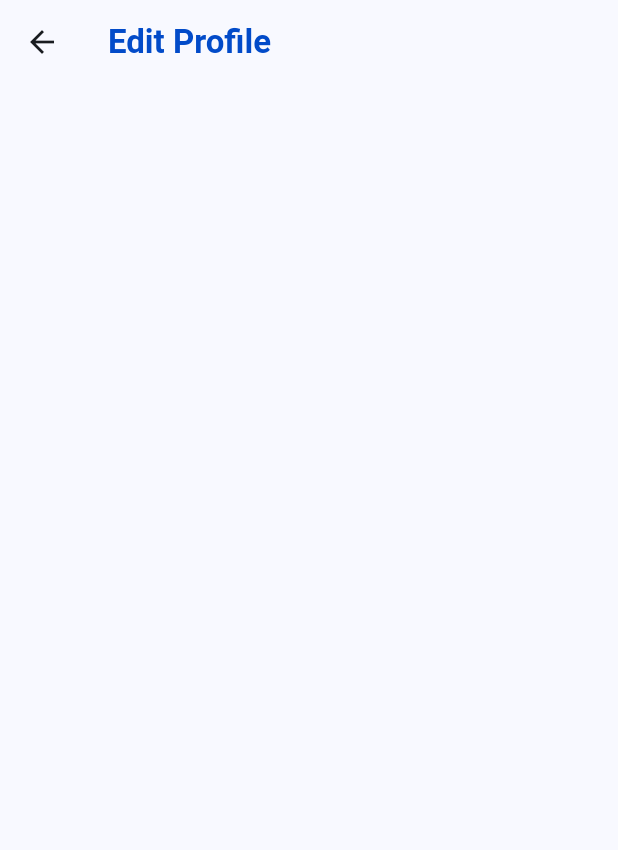
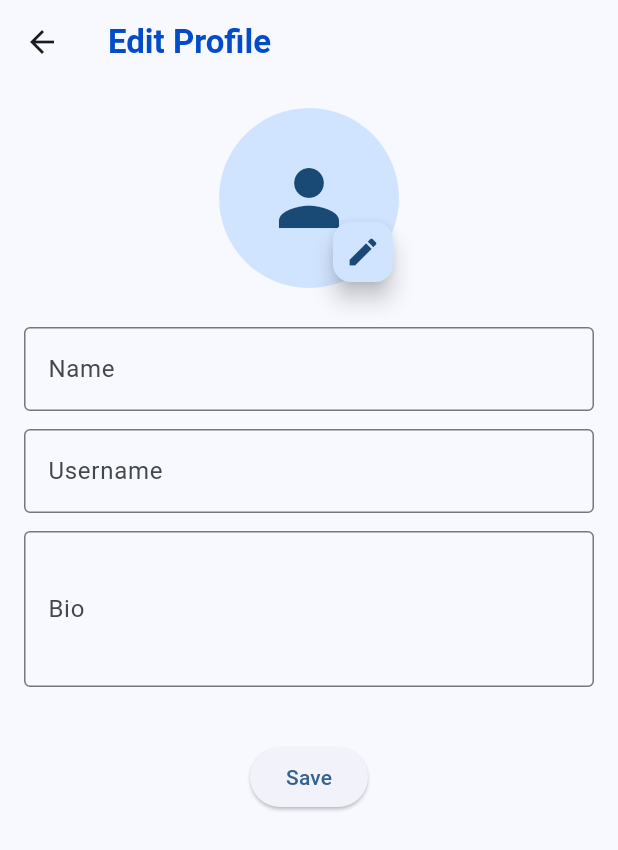
Before and after one commit to raghavj08/Shortest-Bus-Route-Finder-Recovered, a Flutter app: the EditProfile screen opened directly, on a phone screen of 412 x 824 dp. Shown: the top 850 px of the screen. Run offline on Flutter 3.47's test engine with Material 3 defaults, Android fonts, the phone set to English and light mode, and no system bars; our stand-ins replace cloud_firestore, date_picker_timeline, firebase_auth, firebase_core, image_picker, lottie and 1 more; accounts and stored records are empty; network calls fail.

Commit message:
Added Edit Profile page

```diff
--- a/lib/Edit_Profile.dart
+++ b/lib/Edit_Profile.dart
@@ -27,9 +27,9 @@ class _EditProfileState extends State<EditProfile> {
     }
   }
 
-  void _saveProfile(){
-    Navigator.pop(context,{
-      'name':nameController.text,
+  void _saveProfile() {
+    Navigator.pop(context, {
+      'name': nameController.text,
       'username': usernameController.text,
       'bio': bioController.text,
       'image': _image
@@ -40,16 +40,66 @@ class _EditProfileState extends State<EditProfile> {
   Widget build(BuildContext context) {
     return Scaffold(
       appBar: AppBar(
-        title: Text('Edit Profile',style: TextStyle(fontWeight: FontWeight.w700,color: Color.fromARGB(255, 2, 75, 201)),),
+        title: Text(
+          'Edit Profile',
+          style: TextStyle(
+              fontWeight: FontWeight.w700,
+              color: Color.fromARGB(255, 2, 75, 201)),
+        ),
       ),
       body: SingleChildScrollView(
         padding: EdgeInsets.all(16),
         child: Column(
           children: [
-
+            Stack(
+              alignment: Alignment.bottomRight,
+              children: [
+                CircleAvatar(
+                  radius: 60,
+                  backgroundImage: _image != null ? FileImage(_image!) : null,
+                  child: _image == null
+                      ? Icon(
+                          Icons.person,
+                          size: 60,
+                        )
+                      : null,
+                ),
+                FloatingActionButton(
+                    mini: true,
+                    child: Icon(Icons.edit),
+                    onPressed: () {
+                      _pickImage();
+                    })
+              ],
+            ),
+            SizedBox(
+              height: 20,
+            ),
+            _buildTextField("Name", nameController),
+            _buildTextField("Username", usernameController),
+            _buildTextField("Bio", bioController, maxLines: 3),
+            SizedBox(
+              height: 30,
+            ),
+            ElevatedButton(onPressed: _saveProfile, child: Text('Save'))
           ],
         ),
       ),
     );
   }
 }
+
+Widget _buildTextField(String label, TextEditingController controller,
+    {int maxLines = 1}) {
+  return Padding(
+    padding: EdgeInsets.symmetric(vertical: 6),
+    child: TextField(
+      controller: controller,
+      maxLines: maxLines,
+      decoration: InputDecoration(
+        labelText: label,
+        border: OutlineInputBorder(),
+      ),
+    ),
+  );
+}
```
Also changed, not shown: 4 other files.
